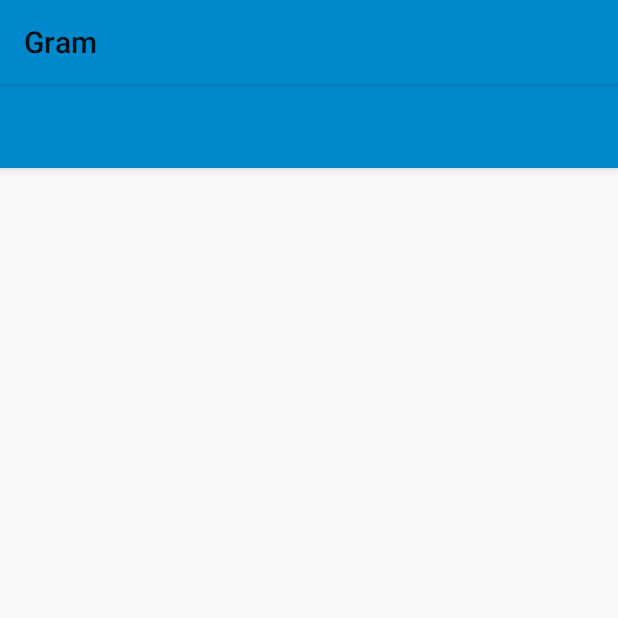
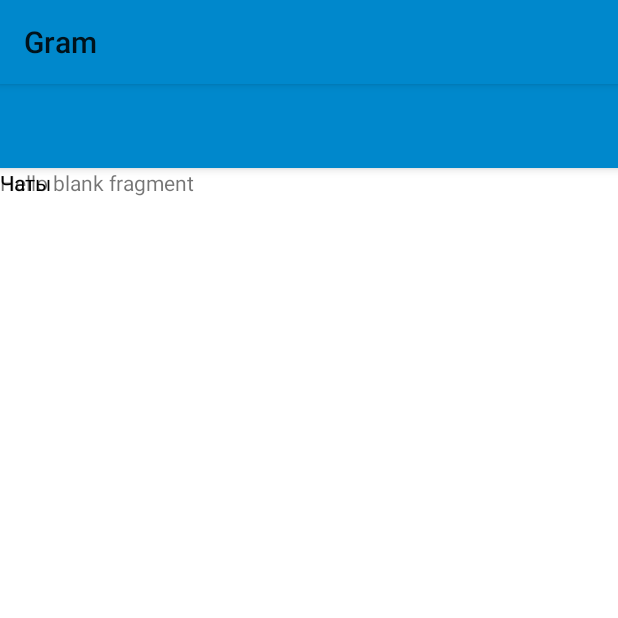
Before and after one commit to VMoLinov/Gram, an Android app: the screen it shows after launch (MainActivity), on a phone screen of 412 x 824 dp, the top half of it. Run offline under Robolectric (Android 15) with nearby library versions, the phone set to English and light mode, and no system bars; libraries missing offline, so code that uses them is left out: com.mikepenz.materialdrawer; 3 statements that could not run were skipped.

Commit message:
Add fragments and clickListeners

```diff
--- a/app/src/main/java/ru/molinov/gram/MainActivity.kt
+++ b/app/src/main/java/ru/molinov/gram/MainActivity.kt
@@ -2,7 +2,6 @@ package ru.molinov.gram
 
 import android.os.Bundle
 import android.view.View
-import android.widget.Toast
 import androidx.appcompat.app.AppCompatActivity
 import androidx.appcompat.widget.Toolbar
 import com.mikepenz.materialdrawer.AccountHeader
@@ -14,6 +13,8 @@ import com.mikepenz.materialdrawer.model.PrimaryDrawerItem
 import com.mikepenz.materialdrawer.model.ProfileDrawerItem
 import com.mikepenz.materialdrawer.model.interfaces.IDrawerItem
 import ru.molinov.gram.databinding.ActivityMainBinding
+import ru.molinov.gram.ui.ChatsFragment
+import ru.molinov.gram.ui.SettingsFragment
 
 class MainActivity : AppCompatActivity() {
 
@@ -36,6 +37,8 @@ class MainActivity : AppCompatActivity() {
 
     private fun initFunc() {
         setSupportActionBar(toolbar)
+        supportFragmentManager.beginTransaction()
+            .add(R.id.dataContainer, ChatsFragment()).commit()
         createHeader()
         createDrawer()
     }
@@ -105,7 +108,12 @@ class MainActivity : AppCompatActivity() {
                     position: Int,
                     drawerItem: IDrawerItem<*>
                 ): Boolean {
-                    Toast.makeText(applicationContext, position.toString(), Toast.LENGTH_SHORT).show()
+                    when (position) {
+                        7 -> supportFragmentManager.beginTransaction()
+                            .addToBackStack(null)
+                            .replace(R.id.dataContainer, SettingsFragment())
+                            .commit()
+                    }
                     return false
                 }
             }).build()
--- /dev/null
+++ b/app/src/main/java/ru/molinov/gram/ui/ChatsFragment.kt
@@ -0,0 +1,28 @@
+package ru.molinov.gram.ui
+
+import android.os.Bundle
+import android.view.LayoutInflater
+import android.view.View
+import android.view.ViewGroup
+import androidx.fragment.app.Fragment
+import ru.molinov.gram.databinding.FragmentChatsBinding
+
+class ChatsFragment : Fragment() {
+
+    private var _binding: FragmentChatsBinding? = null
+    private val binding get() = _binding!!
+
+    override fun onCreateView(
+        inflater: LayoutInflater,
+        container: ViewGroup?,
+        savedInstanceState: Bundle?
+    ): View {
+        _binding = FragmentChatsBinding.inflate(inflater, container, false)
+        return binding.root
+    }
+
+    override fun onResume() {
+        super.onResume()
+
+    }
+}
--- a/app/src/main/res/layout/activity_main.xml
+++ b/app/src/main/res/layout/activity_main.xml
@@ -17,4 +17,12 @@
         app:layout_constraintStart_toStartOf="parent"
         app:layout_constraintTop_toTopOf="parent" />
 
+    <androidx.constraintlayout.widget.ConstraintLayout
+        android:id="@+id/dataContainer"
+        android:layout_width="match_parent"
+        android:layout_height="0dp"
+        app:layout_constraintBottom_toBottomOf="parent"
+        app:layout_constraintEnd_toEndOf="parent"
+        app:layout_constraintStart_toStartOf="parent"
+        app:layout_constraintTop_toBottomOf="@id/mainToolbar" />
 </androidx.constraintlayout.widget.ConstraintLayout>
--- /dev/null
+++ b/app/src/main/res/layout/fragment_chats.xml
@@ -0,0 +1,20 @@
+<?xml version="1.0" encoding="utf-8"?>
+<FrameLayout xmlns:android="http://schemas.android.com/apk/res/android"
+    xmlns:tools="http://schemas.android.com/tools"
+    android:layout_width="match_parent"
+    android:layout_height="match_parent"
+    tools:context=".ui.ChatsFragment">
+
+    <!-- TODO: Update blank fragment layout -->
+    <TextView
+        android:layout_width="match_parent"
+        android:layout_height="match_parent"
+        android:text="@string/hello_blank_fragment" />
+
+    <TextView
+        android:id="@+id/textView"
+        android:layout_width="wrap_content"
+        android:layout_height="wrap_content"
+        android:text="Чаты"
+        android:textColor="@color/colorBlack" />
+</FrameLayout>
--- a/app/src/main/res/values/strings.xml
+++ b/app/src/main/res/values/strings.xml
@@ -1,3 +1,5 @@
 <resources>
     <string name="app_name">Gram</string>
+    <!-- TODO: Remove or change this placeholder text -->
+    <string name="hello_blank_fragment">Hello blank fragment</string>
 </resources>
--- a/app/src/main/res/values/themes.xml
+++ b/app/src/main/res/values/themes.xml
@@ -1,10 +1,11 @@
 <resources>
     <!-- Base application theme. -->
-    <style name="AppThemeLight" parent="MaterialDrawerTheme.Light">
+    <style name="AppThemeLight" parent="MaterialDrawerTheme">
         <!-- Customize your theme here. -->
         <item name="colorPrimary">@color/colorPrimary</item>
         <item name="colorPrimaryDark">@color/colorPrimaryDark</item>
         <item name="colorAccent">@color/colorAccent</item>
+        <item name="android:colorBackground">@color/colorAccent</item>
 
         <!-- MaterialDrawer specific values -->
         <item name="material_drawer_background">@color/material_drawer_background</item>
--- a/build.gradle
+++ b/build.gradle
@@ -2,7 +2,7 @@
 plugins {
     id 'com.android.application' version '7.2.1' apply false
     id 'com.android.library' version '7.2.1' apply false
-    id 'org.jetbrains.kotlin.android' version '1.7.0' apply false
+    id 'org.jetbrains.kotlin.android' version '1.7.10' apply false
 }
 
 task clean(type: Delete) {
```
Also changed, not shown: app/src/main/java/ru/molinov/gram/ui/SettingsFragment.kt (added, +28 -0 lines), app/src/main/res/layout/fragment_settings.xml (added, +15 -0 lines).
